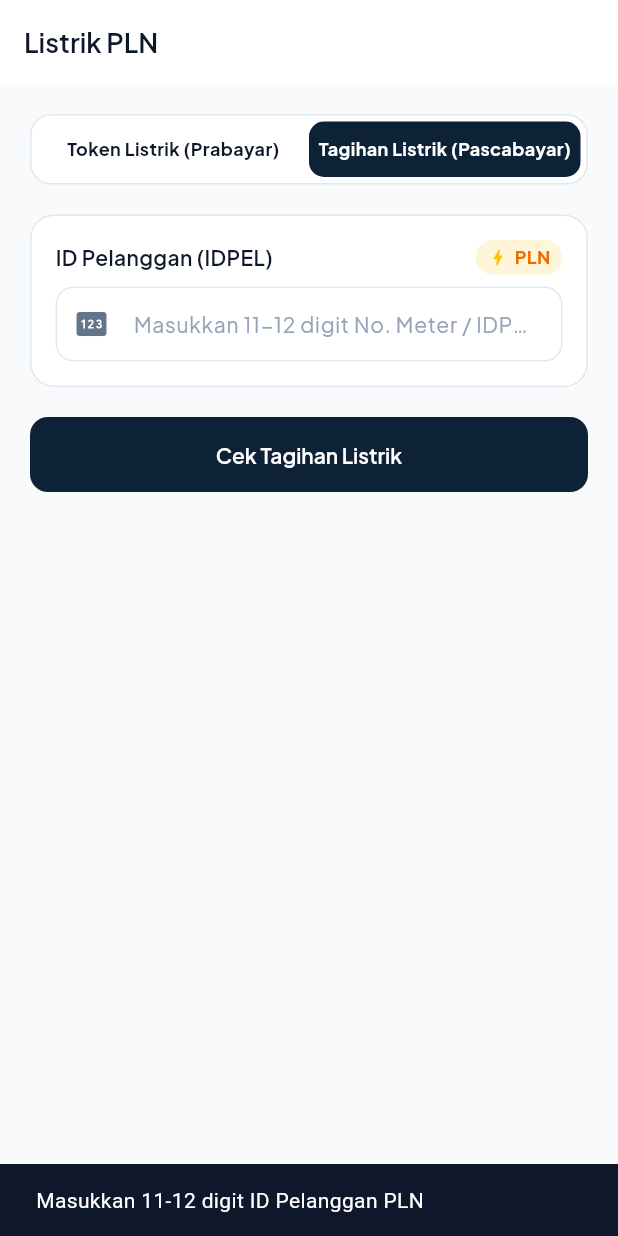
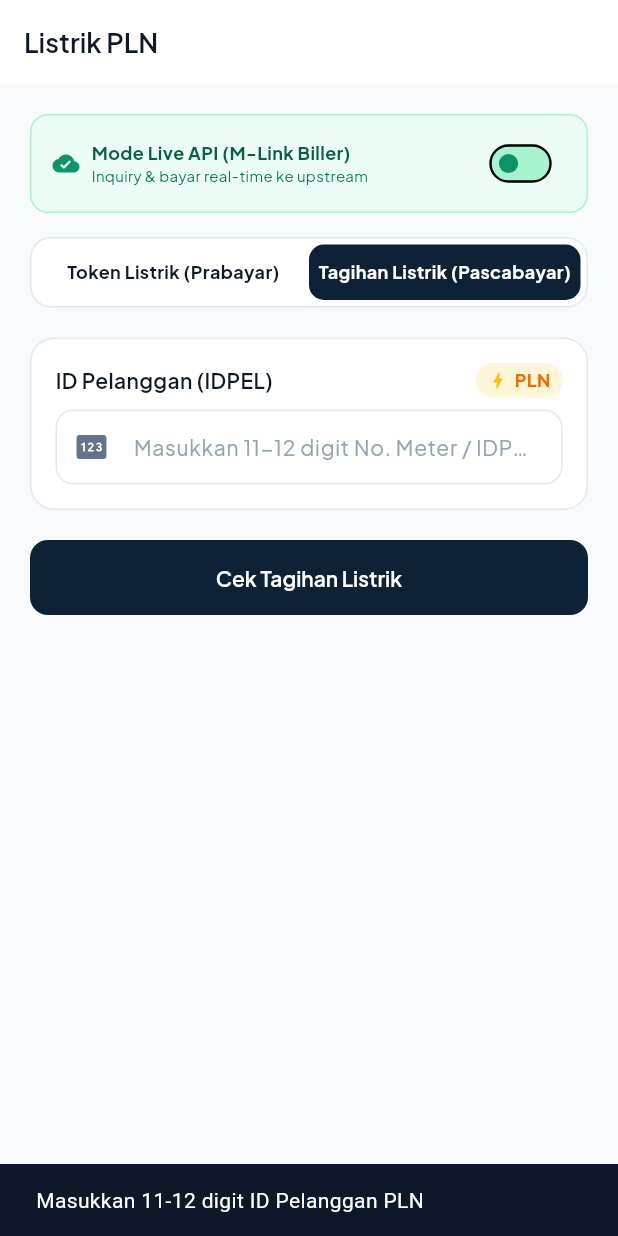
Before and after one commit to rizkikur/fillbill_mobile, a Flutter app: the PlnTransactionScreen screen opened by its route, after a tap on "Tagihan Listrik (Pascabayar)", after a tap on "Cek Tagihan Listrik", on a phone screen of 412 x 824 dp. Run offline on Flutter 3.47's test engine with Material 3 defaults, Android fonts, the phone set to English and light mode, and no system bars; our stand-ins replace dio, flutter_riverpod, flutter_secure_storage, flutter_svg, go_router, google_fonts and 4 more; accounts and stored records are empty; network calls fail.

Commit message:
fix(pln): ensure live backend inquiry is always executed, reject invalid meter 12000000000 before payment, and add mode switcher banner

```diff
--- a/lib/core/config/app_config.dart
+++ b/lib/core/config/app_config.dart
@@ -1,3 +1,4 @@
+import 'package:flutter/foundation.dart';
 import '../security/secure_storage_service.dart';
 
 enum AppEnvironment { dev, staging, prod }
@@ -44,15 +45,21 @@ class AppConfig {
   }
 
   static AppConfig dev() {
+    // Pada Android Emulator, 10.0.2.2 adalah loopback ke host development machine.
+    // Pada Windows Desktop/Web, 127.0.0.1 adalah host localhost.
+    final String defaultHost = (!kIsWeb && defaultTargetPlatform == TargetPlatform.android)
+        ? 'http://10.0.2.2:8000/api/v1'
+        : 'http://127.0.0.1:8000/api/v1';
+
     return AppConfig(
       environment: AppEnvironment.dev,
-      apiBaseUrl: 'http://127.0.0.1:8000/api/v1',
+      apiBaseUrl: const String.fromEnvironment('API_BASE_URL', defaultValue: '') != ''
+          ? const String.fromEnvironment('API_BASE_URL')
+          : defaultHost,
       connectTimeoutMs: 15000,
       receiveTimeoutMs: 15000,
       enableLogging: true,
       enableMockFallback: false,
-      // Ubah defaultValue di bawah menjadi true jika ingin auto-mockup aktif secara default,
-      // atau gunakan --dart-define=ENABLE_MOCKUP=true saat build
       enableAutoMockup: const bool.fromEnvironment('ENABLE_MOCKUP', defaultValue: false),
     );
   }
--- a/lib/features/products/presentation/pln_transaction_screen.dart
+++ b/lib/features/products/presentation/pln_transaction_screen.dart
@@ -1,6 +1,7 @@
 import 'package:flutter/material.dart';
 import 'package:flutter_riverpod/flutter_riverpod.dart';
 import 'package:go_router/go_router.dart';
+import '../../../core/config/app_config.dart';
 import '../../../core/config/mockup_provider.dart';
 import '../../../core/errors/app_exception.dart';
 import '../../../core/theme/app_colors.dart';
@@ -189,22 +190,10 @@ class _PlnTransactionScreenState extends ConsumerState<PlnTransactionScreen> {
     }
 
     final isMockup = ref.read(mockupModeProvider);
-    if (isMockup) {
-      // Auto Mockup aktif -> langsung buka konfirmasi sheet dengan mockup data
-      _showConfirmationSheet(
-        token: token,
-        meterNo: meterNo,
-        customerName: 'MAHAYANA GARBILEKA',
-        tariffPower: 'R1 / 2200 VA',
-        inquiryId: 999,
-      );
-      return;
-    }
-
-    // Live Prod Mode -> Wajib inquiry ke Backend (BE inq ke supplier M-Link)
     setState(() => _isInquiring = true);
 
     try {
+      // 1. Selalu jalankan inquiry ke Backend (Backend inquiry ke Supplier M-Link)
       final repo = ref.read(productRepositoryProvider);
       final result = await repo.inquireProduct(
         skuCode: token['sku'],
@@ -218,6 +207,7 @@ class _PlnTransactionScreenState extends ConsumerState<PlnTransactionScreen> {
       final tariff = result['tariff_power'] as String? ?? 'R1 / 2200 VA';
       final inquiryId = result['id'] as int?;
 
+      // Tampilkan popup konfirmasi dengan nama dan daya asli dari upstream M-Link
       _showConfirmationSheet(
         token: token,
         meterNo: meterNo,
@@ -229,15 +219,62 @@ class _PlnTransactionScreenState extends ConsumerState<PlnTransactionScreen> {
       if (!mounted) return;
       setState(() => _isInquiring = false);
 
-      final msg = e is AppException ? e.message : 'Gagal melakukan inquiry ke biller PLN: $e';
+      // 2. Jika backend merespon dengan error bisnis (RC 007 nomor tidak ditemukan, 006 gangguan biller, dsb)
+      if (e is AppException && e.statusCode != null) {
         ScaffoldMessenger.of(context).showSnackBar(
           SnackBar(
-          content: Text(msg),
+            content: Text(e.message),
             backgroundColor: AppColors.error,
             duration: const Duration(seconds: 4),
           ),
         );
-      // Popup konfirmasi TIDAK dipanggil bila inquiry gagal!
+        // Popup konfirmasi DIBLOKIR! Tidak ada pembayaran untuk nomor yang ditolak upstream!
+        return;
+      }
+
+      // 3. Jika gagal koneksi (network/offline/server belum jalan):
+      if (isMockup) {
+        // Pada mode mockup simulasi sekalipun, nomor khusus pengujian gagal M-Link WAJIB DITOLAK!
+        if (meterNo == '12000000000') {
+          ScaffoldMessenger.of(context).showSnackBar(
+            const SnackBar(
+              content: Text('Inquiry PLN gagal [RC: 007]: Gagal - Nomor tidak ditemukan'),
+              backgroundColor: AppColors.error,
+              duration: Duration(seconds: 4),
+            ),
+          );
+          return;
+        }
+        if (meterNo == '12000000004') {
+          ScaffoldMessenger.of(context).showSnackBar(
+            const SnackBar(
+              content: Text('Inquiry PLN gagal [RC: 006]: Gagal - Gangguan Biller'),
+              backgroundColor: AppColors.error,
+              duration: Duration(seconds: 4),
+            ),
+          );
+          return;
+        }
+
+        // Nomor simulasi sukses
+        _showConfirmationSheet(
+          token: token,
+          meterNo: meterNo,
+          customerName: 'MAHAYANA GARBILEKA',
+          tariffPower: 'R1 / 2200 VA',
+          inquiryId: 999,
+        );
+      } else {
+        // Mode Live: Tampilkan info kegagalan koneksi ke backend
+        final targetUrl = AppConfig.instance.apiBaseUrl;
+        ScaffoldMessenger.of(context).showSnackBar(
+          SnackBar(
+            content: Text('Gagal menghubungi backend ($targetUrl). Pastikan php artisan serve aktif.'),
+            backgroundColor: AppColors.error,
+            duration: const Duration(seconds: 4),
+          ),
+        );
+      }
     }
   }
 
@@ -251,23 +288,6 @@ class _PlnTransactionScreenState extends ConsumerState<PlnTransactionScreen> {
 
     setState(() => _isInquiring = true);
     final isMockup = ref.read(mockupModeProvider);
-    if (isMockup) {
-      setState(() {
-        _isInquiring = false;
-        _inquiryResult = {
-          'id': 999,
-          'idpel': idpel,
-          'name': 'MAHAYANA GARBILEKA',
-          'tarif': 'R1 / 2200 VA',
-          'periode': 'Nov 2026',
-          'standMeter': '014820 - 015140 (320 kWh)',
-          'tagihan': 'Rp 245.800',
-          'admin': 'Rp 2.500',
-          'total': 'Rp 248.300',
-        };
-      });
-      return;
-    }
 
     try {
       final repo = ref.read(productRepositoryProvider);
@@ -294,13 +314,48 @@ class _PlnTransactionScreenState extends ConsumerState<PlnTransactionScreen> {
     } catch (e) {
       if (!mounted) return;
       setState(() => _isInquiring = false);
-      final msg = e is AppException ? e.message : 'Tagihan tidak ditemukan atau gangguan koneksi.';
+
+      if (e is AppException && e.statusCode != null) {
         ScaffoldMessenger.of(context).showSnackBar(
           SnackBar(
-          content: Text(msg),
+            content: Text(e.message),
             backgroundColor: AppColors.error,
           ),
         );
+        return;
+      }
+
+      if (isMockup) {
+        if (idpel == '12000000000') {
+          ScaffoldMessenger.of(context).showSnackBar(
+            const SnackBar(
+              content: Text('Inquiry PLN gagal [RC: 007]: Gagal - Nomor tidak ditemukan'),
+              backgroundColor: AppColors.error,
+            ),
+          );
+          return;
+        }
+        setState(() {
+          _inquiryResult = {
+            'id': 999,
+            'idpel': idpel,
+            'name': 'MAHAYANA GARBILEKA',
+            'tarif': 'R1 / 2200 VA',
+            'periode': 'Nov 2026',
+            'standMeter': '014820 - 015140 (320 kWh)',
+            'tagihan': 'Rp 245.800',
+            'admin': 'Rp 2.500',
+            'total': 'Rp 248.300',
+          };
+        });
+      } else {
+        ScaffoldMessenger.of(context).showSnackBar(
+          SnackBar(
+            content: Text('Tagihan tidak ditemukan atau koneksi ke backend gagal (${AppConfig.instance.apiBaseUrl}).'),
+            backgroundColor: AppColors.error,
+          ),
+        );
+      }
     }
   }
 
@@ -341,6 +396,73 @@ class _PlnTransactionScreenState extends ConsumerState<PlnTransactionScreen> {
         child: Column(
           crossAxisAlignment: CrossAxisAlignment.start,
           children: [
+            // Switch Banner Mode Pengujian: Live API vs Demo Mockup
+            Container(
+              margin: const EdgeInsets.only(bottom: 16),
+              padding: const EdgeInsets.symmetric(horizontal: 14, vertical: 8),
+              decoration: BoxDecoration(
+                color: isMockup ? Colors.purple.shade50 : const Color(0xFFECFDF5),
+                borderRadius: BorderRadius.circular(12),
+                border: Border.all(
+                  color: isMockup ? Colors.purple.shade200 : const Color(0xFFA7F3D0),
+                ),
+              ),
+              child: Row(
+                mainAxisAlignment: MainAxisAlignment.spaceBetween,
+                children: [
+                  Expanded(
+                    child: Row(
+                      children: [
+                        Icon(
+                          isMockup ? Icons.science_outlined : Icons.cloud_done_rounded,
+                          size: 18,
+                          color: isMockup ? Colors.purple.shade700 : AppColors.accentEmeraldDark,
+                        ),
+                        const SizedBox(width: 8),
+                        Expanded(
+                          child: Column(
+                            crossAxisAlignment: CrossAxisAlignment.start,
+                            children: [
+                              Text(
+                                isMockup ? 'Mode Demo Mockup' : 'Mode Live API (M-Link Biller)',
+                                style: AppTypography.titleSmall.copyWith(
+                                  fontSize: 12,
+                                  fontWeight: FontWeight.w700,
+                                  color: isMockup ? Colors.purple.shade900 : const Color(0xFF065F46),
+                                ),
+                              ),
+                              Text(
+                                isMockup
+                                    ? 'Simulasi lokal otomatis'
+                                    : 'Inquiry & bayar real-time ke upstream',
+                                style: AppTypography.bodySmall.copyWith(
+                                  fontSize: 10,
+                                  color: isMockup ? Colors.purple.shade700 : const Color(0xFF047857),
+                                ),
+                              ),
+                            ],
+                          ),
+                        ),
+                      ],
+                    ),
+                  ),
+                  Transform.scale(
+                    scale: 0.8,
+                    child: Switch.adaptive(
+                      value: isMockup,
+                      activeThumbColor: Colors.purple.shade600,
+                      activeTrackColor: Colors.purple.shade200,
+                      inactiveThumbColor: AppColors.accentEmeraldDark,
+                      inactiveTrackColor: const Color(0xFFA7F3D0),
+                      onChanged: (val) async {
+                        await ref.read(mockupModeProvider.notifier).setEnabled(val);
+                      },
+                    ),
+                  ),
+                ],
+              ),
+            ),
+
             // Tab Switcher: Token vs Tagihan
             Container(
               decoration: BoxDecoration(
```
Also changed, not shown: 1 other file. Lines whose indentation alone changed are shown as unchanged.
